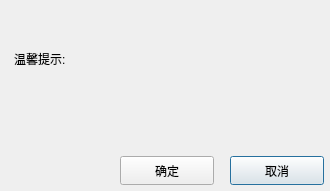
Qt form src/fcitxwarndialog.ui (UbuntuKylin/youker-assistant) before a commit.
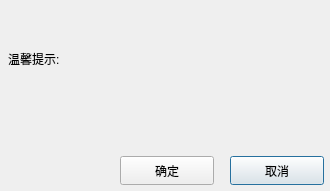
The same form after that commit. Icons and pictures are not drawn.

Patch:
```diff
--- a/src/fcitxwarndialog.ui
+++ b/src/fcitxwarndialog.ui
@@ -63,7 +63,7 @@
   <widget class="QLabel" name="label">
    <property name="geometry">
     <rect>
-     <x>14</x>
+     <x>8</x>
      <y>51</y>
      <width>291</width>
      <height>16</height>
```
